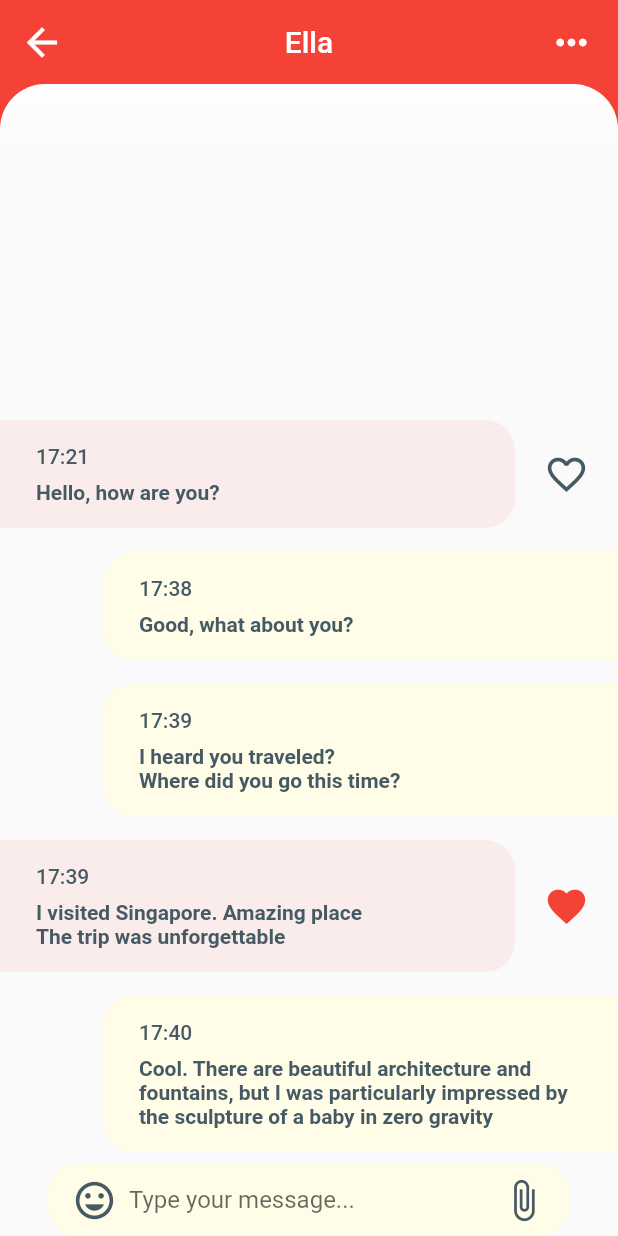
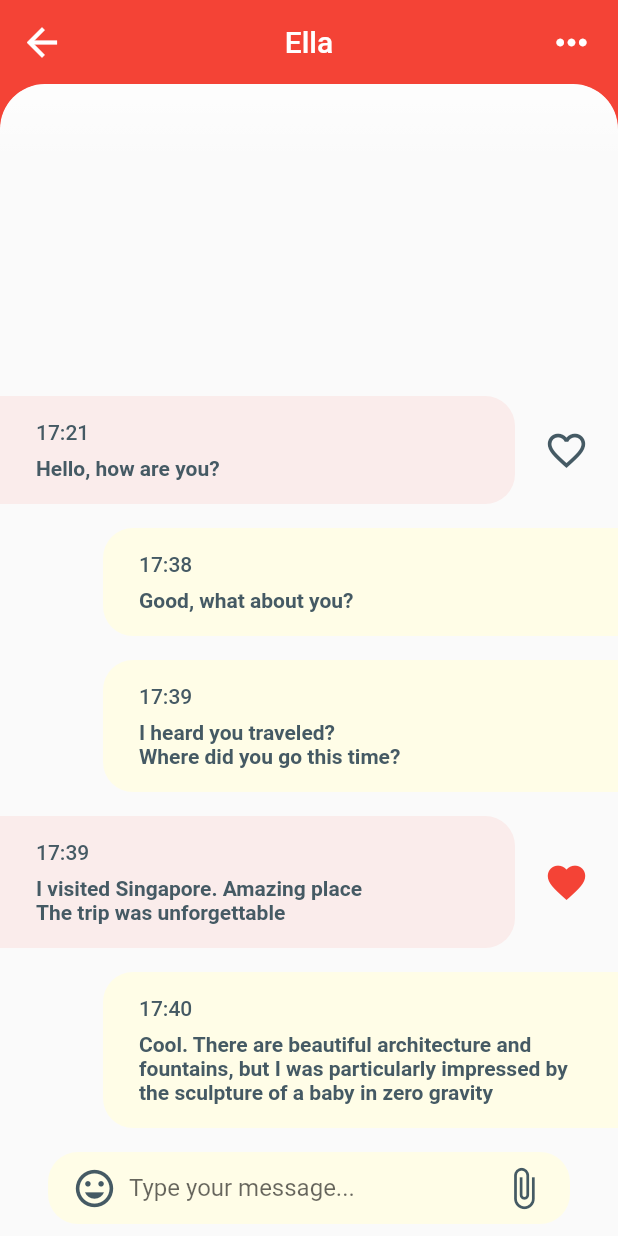
Before and after one commit to Catzoy/ChatAppUI, a Flutter app: the screen it shows after launch, after a tap on "Ella", on a phone screen of 412 x 824 dp. Run offline on Flutter 3.47's test engine with Material 2 defaults, Android fonts, the phone set to English and light mode, and no system bars.

Commit message:
Fix input vertical padding

```diff
--- a/lib/user_chat/input/chat_input_bar.dart
+++ b/lib/user_chat/input/chat_input_bar.dart
@@ -6,7 +6,10 @@ class ChatInputBar extends StatelessWidget {
     return SafeArea(
       child: Container(
         padding: const EdgeInsets.symmetric(horizontal: 16.0),
-        margin: const EdgeInsets.symmetric(horizontal: 32.0),
+        margin: const EdgeInsets.symmetric(
+          horizontal: 32.0,
+          vertical: 8.0,
+        ),
         decoration: BoxDecoration(
           color: Theme.of(context).colorScheme.secondary,
           borderRadius: BorderRadius.circular(20.0),
```
